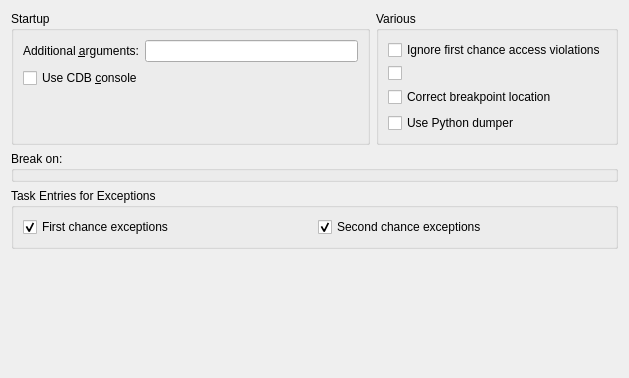
This is src/plugins/debugger/cdb/cdboptionspagewidget.ui in qt-creator/qt-creator as Qt 5 draws it before an edit; both pictures show x 0 to 629 and y 0 to 378 of the 629 by 807 pixel window. The edited form follows.
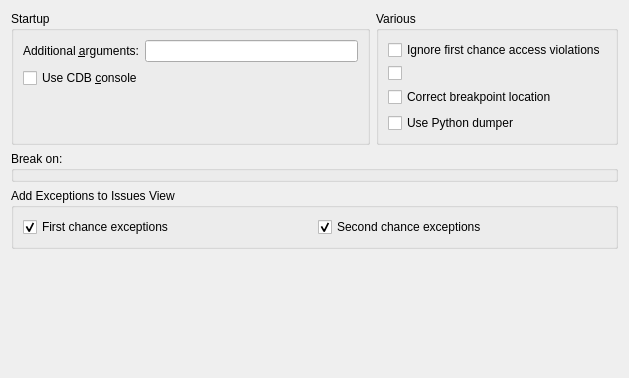
This is the edited form.

Commit message: Debugger[CDB]: Make title more clear

Diff of the .ui file:
```diff
--- a/src/plugins/debugger/cdb/cdboptionspagewidget.ui
+++ b/src/plugins/debugger/cdb/cdboptionspagewidget.ui
@@ -106,7 +106,7 @@
    <item>
     <widget class="QGroupBox" name="exceptions">
      <property name="title">
-      <string>Task Entries for Exceptions </string>
+      <string>Add Exceptions to Issues View</string>
      </property>
      <layout class="QHBoxLayout" name="horizontalLayout">
       <item>
```
